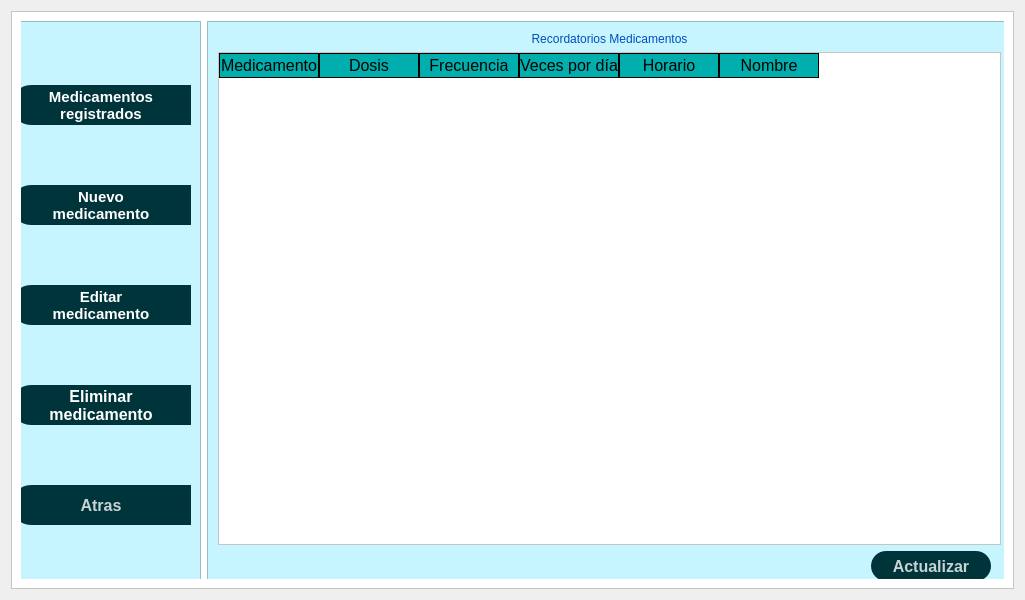
This is ui/medicamentos.ui in daburneo1/addi as Qt 5 draws it before an edit. The edited form follows.
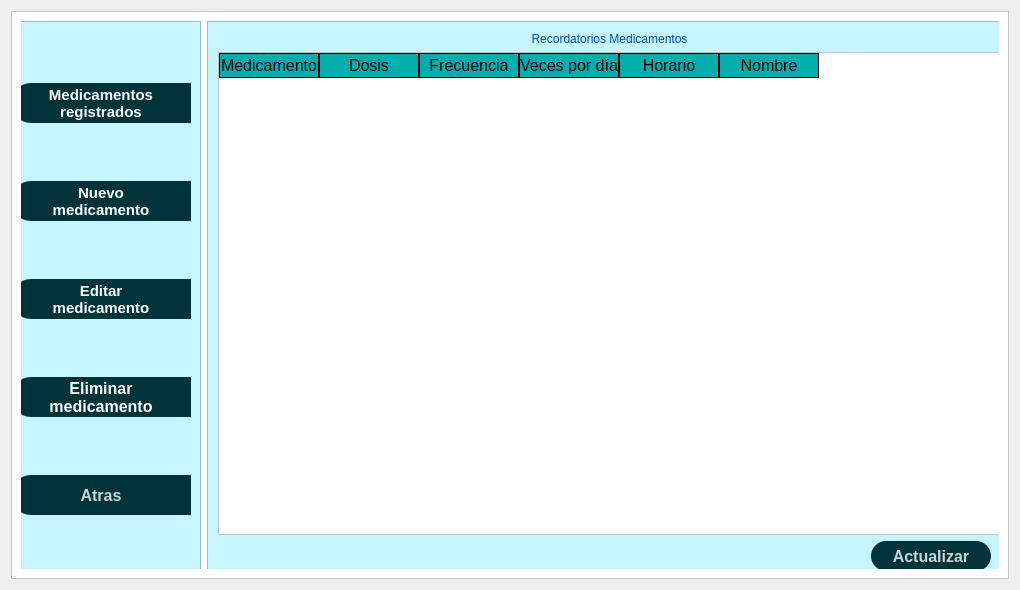
This is the edited form. Icons and pictures are not drawn.

The edit to the form file:
```diff
--- a/ui/medicamentos.ui
+++ b/ui/medicamentos.ui
@@ -6,20 +6,20 @@
    <rect>
     <x>0</x>
     <y>0</y>
-    <width>1025</width>
-    <height>600</height>
+    <width>1020</width>
+    <height>590</height>
    </rect>
   </property>
   <property name="minimumSize">
    <size>
-    <width>1000</width>
-    <height>600</height>
+    <width>1020</width>
+    <height>590</height>
    </size>
   </property>
   <property name="maximumSize">
    <size>
-    <width>1025</width>
-    <height>600</height>
+    <width>1020</width>
+    <height>590</height>
    </size>
   </property>
   <property name="windowTitle">
@@ -55,7 +55,7 @@
            <x>-30</x>
            <y>-10</y>
            <width>1031</width>
-           <height>591</height>
+           <height>581</height>
           </rect>
          </property>
          <property name="styleSheet">
```
